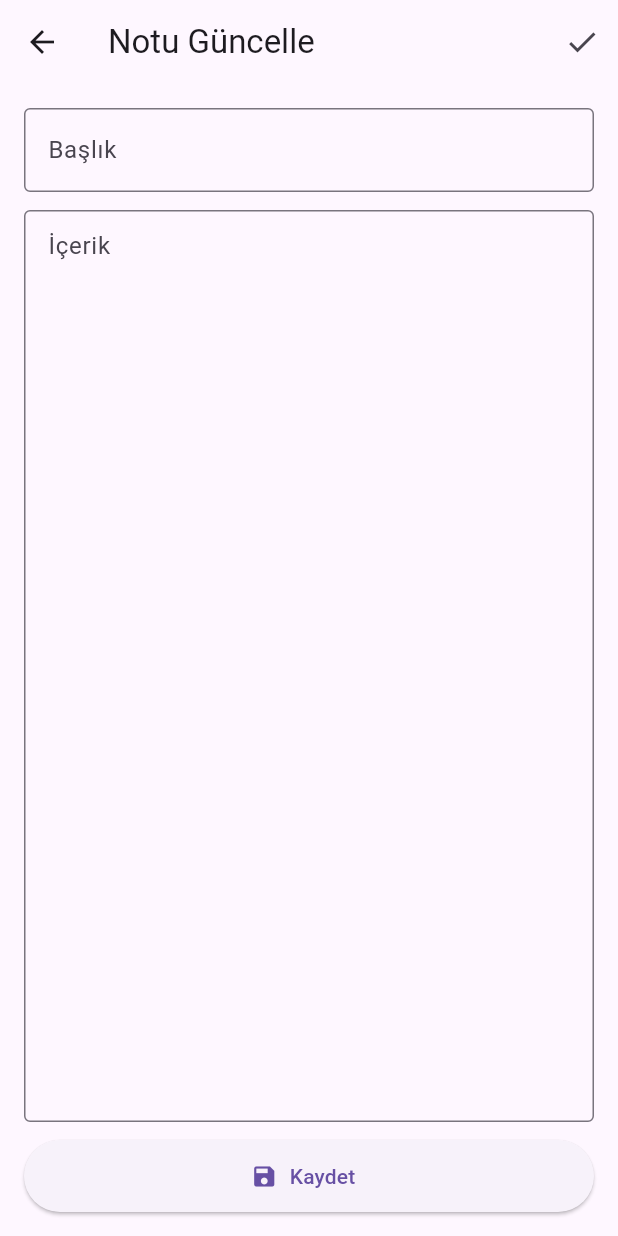
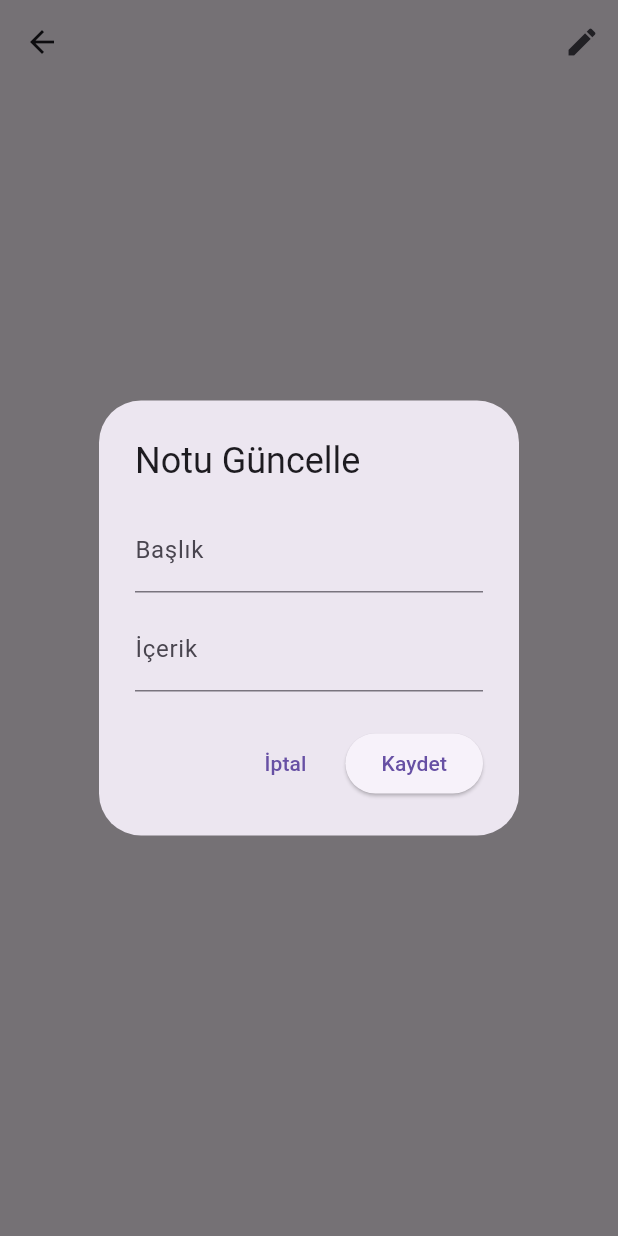
Before and after one commit to gozdeerasln0/not-paylasim-uygulamasi, a Flutter app: the NoteDetailScreen screen opened directly with empty values, after a tap on the "edit" icon, on a phone screen of 412 x 824 dp. Run offline on Flutter 3.47's test engine with Material 3 defaults, Android fonts, the phone set to English and light mode, and no system bars; our stand-ins replace cloud_firestore, firebase_auth, firebase_core; accounts and stored records are empty; network calls fail.

Commit message:
İlk proje yükleme

```diff
--- a/lib/models/note.dart
+++ b/lib/models/note.dart
@@ -2,25 +2,34 @@ class Note {
   final String id;
   final String title;
   final String content;
-  bool isFavorite;
+  final bool isFavorite;
+  final String? pdfUrl;
 
   Note({
     required this.id,
     required this.title,
     required this.content,
-    this.isFavorite = false,
+    required this.isFavorite,
+    this.pdfUrl,
   });
-  Map<String, dynamic> toJson() => {
+
+  Map<String, dynamic> toMap() {
+    return {
       'id': id,
       'title': title,
       'content': content,
       'isFavorite': isFavorite,
+      'pdfUrl': pdfUrl,
     };
+  }
 
-  factory Note.fromJson(Map<String, dynamic> json) => Note(
-    id: json['id'] as String,
-    title: json['title'] as String,
-    content: json['content'] as String,
-    isFavorite: (json['isFavorite'] as bool?) ?? false,
+  factory Note.fromMap(Map<String, dynamic> map) {
+    return Note(
+      id: map['id'] ?? '',
+      title: map['title'] ?? '',
+      content: map['content'] ?? '',
+      isFavorite: map['isFavorite'] ?? false,
+      pdfUrl: map['pdfUrl'],
     );
   }
+}
--- a/lib/screens/note_detail_screen.dart
+++ b/lib/screens/note_detail_screen.dart
@@ -1,33 +1,128 @@
 import 'package:flutter/material.dart';
-import 'add_note_screen.dart';
+import 'package:url_launcher/url_launcher.dart';
 import '../models/note.dart';
+import '../services/note_service.dart';
 
-class NoteDetailScreen extends StatelessWidget {
+class NoteDetailScreen extends StatefulWidget {
   final Note note;
 
   const NoteDetailScreen({super.key, required this.note});
 
   @override
+  State<NoteDetailScreen> createState() => _NoteDetailScreenState();
+}
+
+class _NoteDetailScreenState extends State<NoteDetailScreen> {
+  Future<void> _openPdf() async {
+    if (widget.note.pdfUrl == null || widget.note.pdfUrl!.isEmpty) {
+      ScaffoldMessenger.of(context).showSnackBar(
+        const SnackBar(content: Text("Bu nota ait PDF linki yok")),
+      );
+      return;
+    }
+
+    final uri = Uri.parse(widget.note.pdfUrl!);
+
+    if (!await launchUrl(uri, mode: LaunchMode.externalApplication)) {
+      ScaffoldMessenger.of(
+        context,
+      ).showSnackBar(const SnackBar(content: Text("PDF açılamadı")));
+    }
+  }
+
+  void _editNote() {
+    final titleController = TextEditingController(text: widget.note.title);
+    final contentController = TextEditingController(text: widget.note.content);
+
+    showDialog(
+      context: context,
+      builder: (_) {
+        return AlertDialog(
+          title: const Text("Notu Güncelle"),
+          content: Column(
+            mainAxisSize: MainAxisSize.min,
+            children: [
+              TextField(
+                controller: titleController,
+                decoration: const InputDecoration(labelText: "Başlık"),
+              ),
+
+              const SizedBox(height: 10),
+
+              TextField(
+                controller: contentController,
+                decoration: const InputDecoration(labelText: "İçerik"),
+              ),
+            ],
+          ),
+          actions: [
+            TextButton(
+              child: const Text("İptal"),
+              onPressed: () {
+                Navigator.pop(context);
+              },
+            ),
+
+            ElevatedButton(
+              child: const Text("Kaydet"),
+              onPressed: () async {
+                await NoteService.update(
+                  widget.note.id,
+                  titleController.text,
+                  contentController.text,
+                  pdfUrl: widget.note.pdfUrl,
+                );
+
+                if (mounted) {
+                  Navigator.pop(context);
+                }
+              },
+            ),
+          ],
+        );
+      },
+    );
+  }
+
+  @override
   Widget build(BuildContext context) {
+    final note = widget.note;
+
     return Scaffold(
       appBar: AppBar(
         title: Text(note.title),
+
         actions: [
-          IconButton(
-            icon: const Icon(Icons.edit),
-            onPressed: () {
-              Navigator.push(
-                context,
-                MaterialPageRoute(builder: (_) => AddNoteScreen(note: note)),
-              );
-            },
-          ),
+          IconButton(icon: const Icon(Icons.edit), onPressed: _editNote),
         ],
       ),
+
       body: Padding(
         padding: const EdgeInsets.all(16),
-        child: SingleChildScrollView(
-          child: Text(note.content, style: const TextStyle(fontSize: 16)),
+        child: Column(
+          crossAxisAlignment: CrossAxisAlignment.start,
+          children: [
+            Text(
+              note.title,
+              style: const TextStyle(fontSize: 22, fontWeight: FontWeight.bold),
+            ),
+
+            const SizedBox(height: 20),
+
+            Text(note.content),
+
+            const SizedBox(height: 30),
+
+            if (note.pdfUrl != null && note.pdfUrl!.isNotEmpty)
+              SizedBox(
+                width: double.infinity,
+                child: ElevatedButton.icon(
+                  onPressed: _openPdf,
+                  icon: const Icon(Icons.picture_as_pdf),
+                  label: const Text("PDF'yi Aç"),
+                ),
+              ),
+          ],
         ),
       ),
     );
--- a/lib/services/note_service.dart
+++ b/lib/services/note_service.dart
@@ -4,15 +4,16 @@ import 'package:firebase_auth/firebase_auth.dart';
 import '../models/note.dart';
 
 class NoteService {
-  static final _auth = FirebaseAuth.instance;
-  static final _db = FirebaseFirestore.instance;
+  static final FirebaseAuth _auth = FirebaseAuth.instance;
+  static final FirebaseFirestore _db = FirebaseFirestore.instance;
 
   static final List<Note> _notes = [];
-  static StreamSubscription? _sub;
-
-  static final _controller = StreamController<List<Note>>.broadcast();
+  static StreamSubscription<QuerySnapshot<Map<String, dynamic>>>? _sub;
+  static final StreamController<List<Note>> _controller =
+      StreamController<List<Note>>.broadcast();
 
   static Stream<List<Note>> watch() => _controller.stream;
+
   static List<Note> getAll() => List.unmodifiable(_notes);
 
   static List<Note> getFavorites() =>
@@ -20,8 +21,9 @@ class NoteService {
 
   static bool get isLoggedIn => _auth.currentUser != null;
 
-  static CollectionReference<Map<String, dynamic>> _col(String uid) =>
-      _db.collection('users').doc(uid).collection('notes');
+  static CollectionReference<Map<String, dynamic>> _col(String uid) {
+    return _db.collection('users').doc(uid).collection('notes');
+  }
 
   static Future<void> init() async {
     if (!isLoggedIn) return;
@@ -61,11 +63,13 @@ class NoteService {
       final list = snap.docs
           .map((d) {
             final data = d.data();
+
             return Note(
               id: d.id,
               title: (data['title'] ?? '') as String,
               content: (data['content'] ?? '') as String,
               isFavorite: (data['isFavorite'] ?? false) as bool,
+              pdfUrl: data['pdfUrl'] as String?,
             );
           })
           .toList(growable: false);
@@ -81,11 +85,11 @@ class NoteService {
   static Future<void> add(Note note) async {
     final uid = _auth.currentUser!.uid;
 
-    // ✅ createdAt'i client tarafında veriyoruz ki anında listeye düşsün
     await _col(uid).add({
       'title': note.title,
       'content': note.content,
       'isFavorite': note.isFavorite,
+      'pdfUrl': note.pdfUrl,
       'createdAt': Timestamp.now(),
     });
   }
@@ -93,16 +97,23 @@ class NoteService {
   static Future<void> update(
     String id,
     String newTitle,
-    String newContent,
-  ) async {
+    String newContent, {
+    String? pdfUrl,
+  }) async {
     final uid = _auth.currentUser!.uid;
-    await _col(uid).doc(id).update({'title': newTitle, 'content': newContent});
+
+    await _col(uid).doc(id).update({
+      'title': newTitle,
+      'content': newContent,
+      'pdfUrl': pdfUrl,
+    });
   }
 
   static Future<void> toggleFavorite(String id) async {
     final uid = _auth.currentUser!.uid;
     final ref = _col(uid).doc(id);
     final doc = await ref.get();
+
     if (!doc.exists) return;
 
     final current = (doc.data()?['isFavorite'] ?? false) as bool;
```
Also changed, not shown: lib/main.dart (+3 -5 lines), lib/screens/add_pdf_screen.dart (+26 -50 lines), pubspec.yaml (+5 -4 lines), pubspec.lock, 2 other files. Lines whose indentation alone changed are shown as unchanged.
